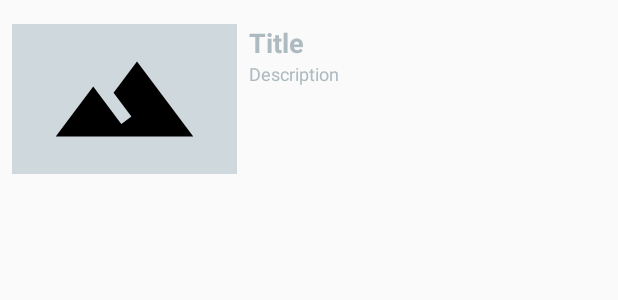
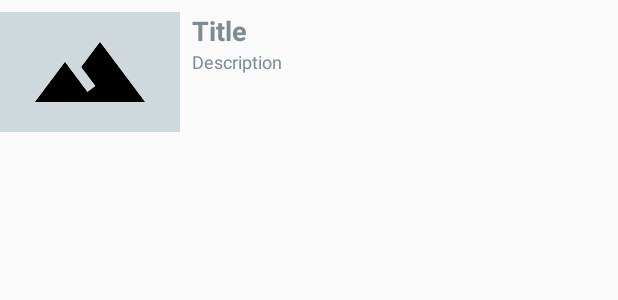
Before and after one commit to jahangirkabir/MVPDemo, an Android app: the layout row_item_related.xml on its own in the app's theme, with its tools: preview values and no code run, on a phone screen of 412 x 824 dp. Shown: the top 300 px of the screen. Run offline under Robolectric (Android 15) with nearby library versions, the phone set to English and light mode, and no system bars.

```diff
--- a/app/src/main/java/com/jahanbabu/mvpdemo/Data/Movie.kt
+++ b/app/src/main/java/com/jahanbabu/mvpdemo/data/Movie.kt
@@ -1,4 +1,4 @@
-package com.jahanbabu.mvpdemo.Data
+package com.jahanbabu.mvpdemo.data
 
 import androidx.room.Entity
 import androidx.room.PrimaryKey
@@ -11,5 +11,5 @@ data class Movie(
     var description: String,
     var thumb: String,
     var url: String,
-    var position: Float = 0f
+    var position: Long = 0
 )
--- a/app/src/main/java/com/jahanbabu/mvpdemo/Data/Source/MovieDataSource.kt
+++ b/app/src/main/java/com/jahanbabu/mvpdemo/data/source/MovieDataSource.kt
@@ -1,6 +1,6 @@
-package com.jahanbabu.mvpdemo.Data.Source
+package com.jahanbabu.mvpdemo.data.source
 
-import com.jahanbabu.mvpdemo.Data.Movie
+import com.jahanbabu.mvpdemo.data.Movie
 
 interface MovieDataSource {
 
@@ -24,7 +24,7 @@ interface MovieDataSource {
 
     fun getMovie(movieId: String, callback: GetMovieCallback)
 
-    fun updateMovie(taskId: String)
+    fun updateMovie(movieId: String, playbackPosition: Long)
 
     fun refreshMovies()
 
--- a/app/src/main/java/com/jahanbabu/mvpdemo/Data/Source/local/MoviesDao.kt
+++ b/app/src/main/java/com/jahanbabu/mvpdemo/data/source/local/MoviesDao.kt
@@ -1,11 +1,11 @@
-package com.jahanbabu.mvpdemo.Data.Source.local
+package com.jahanbabu.mvpdemo.data.source.local
 
 import androidx.room.Dao
 import androidx.room.Insert
 import androidx.room.OnConflictStrategy
 import androidx.room.Query
 import androidx.room.Update
-import com.jahanbabu.mvpdemo.Data.Movie
+import com.jahanbabu.mvpdemo.data.Movie
 
 /**
  * Data Access Object for the movies table.
@@ -46,10 +46,10 @@ import com.jahanbabu.mvpdemo.Data.Movie
      * Update the complete status of a movie
      *
      * @param movieId    id of the movie
-     * @param completed status to be updated
+     * @param position status to be updated
      */
     @Query("UPDATE Movies SET position = :position WHERE id = :movieId")
-    fun updateViewPosition(movieId: String, position: Float)
+    fun updateViewPosition(movieId: String, position: Long)
 
     /**
      * Delete all movies.
--- a/app/src/main/java/com/jahanbabu/mvpdemo/detail/DetailContract.kt
+++ b/app/src/main/java/com/jahanbabu/mvpdemo/detail/DetailContract.kt
@@ -2,7 +2,7 @@ package com.jahanbabu.mvpdemo.detail
 
 import com.jahanbabu.mvpdemo.BasePresenter
 import com.jahanbabu.mvpdemo.BaseView
-import com.jahanbabu.mvpdemo.Data.Movie
+import com.jahanbabu.mvpdemo.data.Movie
 
 
 /**
@@ -24,9 +24,9 @@ interface DetailContract {
 
         fun setDataToRecyclerView(movieArrayList: List<Movie>)
 
-        fun setMovie(url: String)
+        fun setMovie(url: String, position: Long)
 
-        fun playMovie(url: String)
+        fun playMovie(url: String, position: Long)
     }
 
     interface Presenter : BasePresenter {
@@ -35,6 +35,8 @@ interface DetailContract {
 
         fun playVideo()
 
+        fun savePlayBackPosition(playbackPosition: Long)
+
         fun pauseVideo()
 
     }
--- a/app/src/main/java/com/jahanbabu/mvpdemo/detail/MovieRVAdapter.kt
+++ b/app/src/main/java/com/jahanbabu/mvpdemo/detail/MovieRVAdapter.kt
@@ -8,7 +8,7 @@ import android.view.View
 import android.view.ViewGroup
 import androidx.recyclerview.widget.RecyclerView
 import com.bumptech.glide.Glide
-import com.jahanbabu.mvpdemo.Data.Movie
+import com.jahanbabu.mvpdemo.data.Movie
 import com.jahanbabu.mvpdemo.R
 import kotlinx.android.synthetic.main.row_item.view.*
 
--- a/app/src/main/java/com/jahanbabu/mvpdemo/home/GetMovieIntractorImpl.kt
+++ b/app/src/main/java/com/jahanbabu/mvpdemo/home/GetMovieIntractorImpl.kt
@@ -1,7 +1,7 @@
 package com.jahanbabu.mvpdemo.home
 
 import android.util.Log
-import com.jahanbabu.mvpdemo.Data.Movie
+import com.jahanbabu.mvpdemo.data.Movie
 import com.jahanbabu.mvpdemo.network.ApiService
 import retrofit2.Call
 import retrofit2.Callback
--- a/app/src/main/java/com/jahanbabu/mvpdemo/home/MainActivity.kt
+++ b/app/src/main/java/com/jahanbabu/mvpdemo/home/MainActivity.kt
@@ -11,7 +11,7 @@ import android.view.Gravity
 import android.view.View
 import androidx.recyclerview.widget.LinearLayoutManager
 import android.widget.Toast
-import com.jahanbabu.mvpdemo.Data.Movie
+import com.jahanbabu.mvpdemo.data.Movie
 import com.jahanbabu.mvpdemo.detail.DetailActivity
 import com.jahanbabu.mvpdemo.Injection
 
--- a/app/src/main/java/com/jahanbabu/mvpdemo/home/MainContract.kt
+++ b/app/src/main/java/com/jahanbabu/mvpdemo/home/MainContract.kt
@@ -2,7 +2,7 @@ package com.jahanbabu.mvpdemo.home
 
 import com.jahanbabu.mvpdemo.BasePresenter
 import com.jahanbabu.mvpdemo.BaseView
-import com.jahanbabu.mvpdemo.Data.Movie
+import com.jahanbabu.mvpdemo.data.Movie
 
 interface MainContract {
 
--- a/app/src/main/java/com/jahanbabu/mvpdemo/home/MainPresenter.kt
+++ b/app/src/main/java/com/jahanbabu/mvpdemo/home/MainPresenter.kt
@@ -1,8 +1,8 @@
 package com.jahanbabu.mvpdemo.home
 
 import android.content.Context
-import com.jahanbabu.mvpdemo.Data.Movie
-import com.jahanbabu.mvpdemo.Data.Source.MovieDataSource
+import com.jahanbabu.mvpdemo.data.Movie
+import com.jahanbabu.mvpdemo.data.source.MovieDataSource
 
 /**
  * Listens to user actions from the UI ([MainFragment]), retrieves the data and updates
--- a/app/src/main/java/com/jahanbabu/mvpdemo/home/MovieRVAdapter.kt
+++ b/app/src/main/java/com/jahanbabu/mvpdemo/home/MovieRVAdapter.kt
@@ -8,7 +8,7 @@ import android.view.View
 import android.view.ViewGroup
 import androidx.recyclerview.widget.RecyclerView
 import com.bumptech.glide.Glide
-import com.jahanbabu.mvpdemo.Data.Movie
+import com.jahanbabu.mvpdemo.data.Movie
 import com.jahanbabu.mvpdemo.R
 import kotlinx.android.synthetic.main.row_item.view.*
 
--- a/app/src/main/java/com/jahanbabu/mvpdemo/network/ApiService.kt
+++ b/app/src/main/java/com/jahanbabu/mvpdemo/network/ApiService.kt
@@ -1,6 +1,6 @@
 package com.jahanbabu.mvpdemo.network
 
-import com.jahanbabu.mvpdemo.Data.Movie
+import com.jahanbabu.mvpdemo.data.Movie
 import retrofit2.Call
 import retrofit2.converter.gson.GsonConverterFactory
 import retrofit2.http.*
--- a/app/src/main/res/layout/row_item_related.xml
+++ b/app/src/main/res/layout/row_item_related.xml
@@ -6,21 +6,18 @@
         android:layout_width="match_parent"
         android:layout_height="wrap_content"
         android:orientation="vertical"
-        android:paddingBottom="8dp"
-        android:paddingTop="8dp">
+        android:paddingBottom="8dp">
 
     <ImageView
             android:id="@+id/thumbImageView"
-            android:layout_width="150dp"
-            android:layout_height="100dp"
+            android:layout_width="120dp"
+            android:layout_height="80dp"
             android:scaleType="fitCenter"
             android:background="@color/colorPrimaryDark"
             app:srcCompat="@drawable/ic_image_placeholder"
             android:layout_marginTop="8dp"
             app:layout_constraintTop_toTopOf="parent"
-            app:layout_constraintStart_toStartOf="parent"
-            android:layout_marginLeft="8dp"
-            android:layout_marginStart="8dp"/>
+            app:layout_constraintStart_toStartOf="parent"/>
     <TextView
             android:id="@+id/titleTextView"
             android:layout_width="0dp"
@@ -28,13 +25,13 @@
             android:layout_marginStart="8dp"
             android:text="Title"
             android:textSize="18sp"
-            android:textColor="@color/Gray300"
+            android:textColor="@color/colorPrimary"
             app:layout_constraintHorizontal_chainStyle="spread_inside"
             app:layout_constraintHorizontal_weight="1"
             app:layout_constraintStart_toEndOf="@+id/thumbImageView"
             app:layout_constraintTop_toTopOf="parent" android:layout_marginLeft="8dp"
-            android:layout_marginTop="8dp" android:textStyle="bold" android:layout_marginEnd="8dp"
-            app:layout_constraintEnd_toEndOf="parent" android:layout_marginRight="8dp"/>
+            android:layout_marginTop="8dp" android:textStyle="bold"
+            app:layout_constraintEnd_toEndOf="parent"/>
 
     <TextView
             android:id="@+id/descriptionTextView"
@@ -43,9 +40,8 @@
             android:text="Description"
             android:textSize="12sp"
             android:maxLines="3"
-            android:textColor="@color/Gray300"
-            app:layout_constraintEnd_toEndOf="parent" android:layout_marginEnd="8dp"
-            android:layout_marginRight="8dp"
+            android:textColor="@color/colorPrimary"
+            app:layout_constraintEnd_toEndOf="parent"
             app:layout_constraintTop_toBottomOf="@+id/titleTextView"
             app:layout_constraintStart_toStartOf="@+id/titleTextView"/>
 
```
Also changed, not shown: app/src/main/java/com/jahanbabu/mvpdemo/Injection.kt (+4 -4 lines), app/src/main/java/com/jahanbabu/mvpdemo/data/source/MovieRepository.kt (renamed from app/src/main/java/com/jahanbabu/mvpdemo/Data/Source/MovieRepository.kt, +5 -4 lines), app/src/main/java/com/jahanbabu/mvpdemo/data/source/local/MovieDatabase.kt (renamed from app/src/main/java/com/jahanbabu/mvpdemo/Data/Source/local/MovieDatabase.kt, +4 -4 lines), app/src/main/java/com/jahanbabu/mvpdemo/data/source/local/MovieLocalDataSource.kt (renamed from app/src/main/java/com/jahanbabu/mvpdemo/Data/Source/local/MovieLocalDataSource.kt, +5 -6 lines), app/src/main/java/com/jahanbabu/mvpdemo/data/source/remote/MovieRemoteDataSource.kt (renamed from app/src/main/java/com/jahanbabu/mvpdemo/Data/Source/remote/MovieRemoteDataSource.kt, +5 -5 lines), app/src/main/java/com/jahanbabu/mvpdemo/detail/DetailFragment.kt (+21 -8 lines), app/src/main/java/com/jahanbabu/mvpdemo/detail/DetailPresenter.kt (+9 -5 lines), app/src/main/res/layout/detail_fragment.xml (+5 -3 lines).
